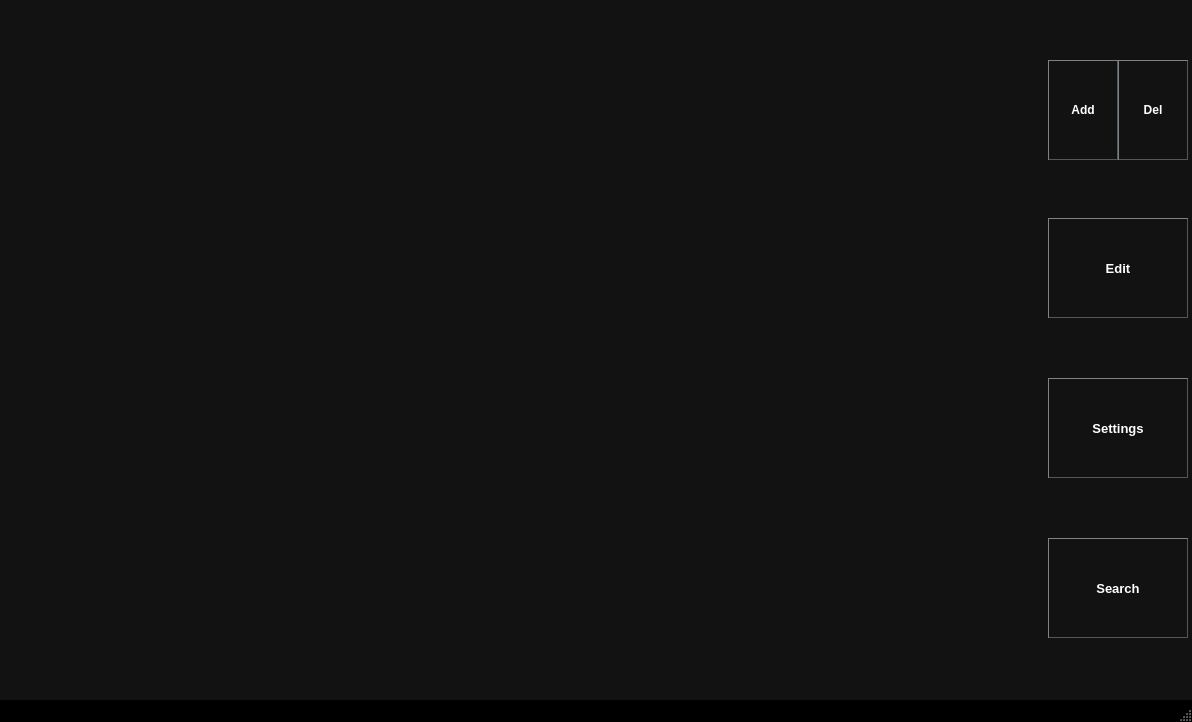
This is cycle_3_code/mainwindow.ui in KostasBiris/Video-Editing-Application--Cpp as Qt 5 draws it before an edit. The edited form follows.
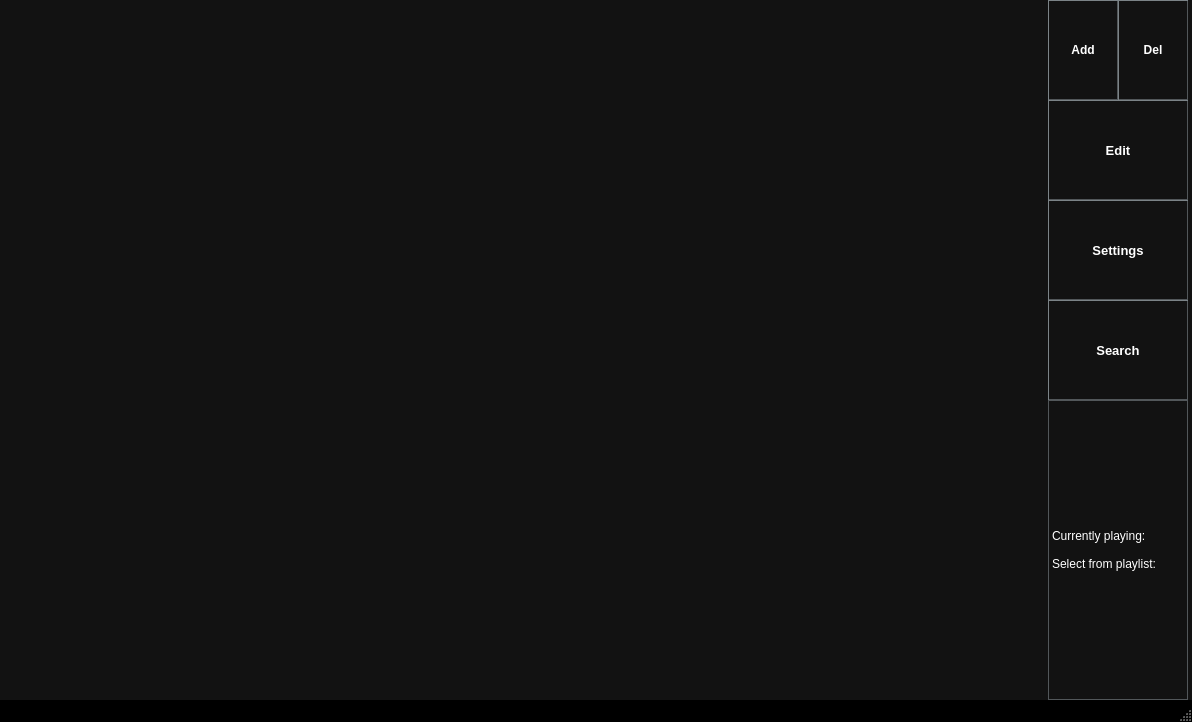
This is the edited form. Icons and pictures are not drawn.

Commit message: added play label

What changed in the file:
```diff
--- a/cycle_3_code/mainwindow.ui
+++ b/cycle_3_code/mainwindow.ui
@@ -547,22 +547,6 @@
       <property name="bottomMargin">
        <number>0</number>
       </property>
-      <item>
-       <spacer name="verticalSpacer_3">
-        <property name="orientation">
-         <enum>Qt::Vertical</enum>
-        </property>
-        <property name="sizeType">
-         <enum>QSizePolicy::Fixed</enum>
-        </property>
-        <property name="sizeHint" stdset="0">
-         <size>
-          <width>20</width>
-          <height>2</height>
-         </size>
-        </property>
-       </spacer>
-      </item>
       <item>
        <layout class="QHBoxLayout" name="horizontalLayout_2">
         <property name="spacing">
@@ -571,7 +555,7 @@
         <item>
          <widget class="QPushButton" name="addButton">
           <property name="sizePolicy">
-           <sizepolicy hsizetype="Minimum" vsizetype="Fixed">
+           <sizepolicy hsizetype="Fixed" vsizetype="Fixed">
             <horstretch>0</horstretch>
             <verstretch>0</verstretch>
            </sizepolicy>
@@ -616,7 +600,7 @@
         <item>
          <widget class="QPushButton" name="delButton">
           <property name="sizePolicy">
-           <sizepolicy hsizetype="Minimum" vsizetype="Fixed">
+           <sizepolicy hsizetype="Fixed" vsizetype="Fixed">
             <horstretch>70</horstretch>
             <verstretch>100</verstretch>
            </sizepolicy>
@@ -663,7 +647,7 @@
       <item>
        <widget class="QPushButton" name="pushButton_2">
         <property name="sizePolicy">
-         <sizepolicy hsizetype="Minimum" vsizetype="Fixed">
+         <sizepolicy hsizetype="Fixed" vsizetype="Fixed">
           <horstretch>0</horstretch>
           <verstretch>0</verstretch>
          </sizepolicy>
@@ -911,26 +895,10 @@
         </property>
        </widget>
       </item>
-      <item>
-       <spacer name="verticalSpacer_2">
-        <property name="orientation">
-         <enum>Qt::Vertical</enum>
-        </property>
-        <property name="sizeType">
-         <enum>QSizePolicy::Fixed</enum>
-        </property>
-        <property name="sizeHint" stdset="0">
-         <size>
-          <width>20</width>
-          <height>2</height>
-         </size>
-        </property>
-       </spacer>
-      </item>
       <item>
        <widget class="QPushButton" name="pushButton_5">
         <property name="sizePolicy">
-         <sizepolicy hsizetype="Minimum" vsizetype="Fixed">
+         <sizepolicy hsizetype="Fixed" vsizetype="Fixed">
           <horstretch>0</horstretch>
           <verstretch>0</verstretch>
          </sizepolicy>
@@ -1183,26 +1151,10 @@
         </property>
        </widget>
       </item>
-      <item>
-       <spacer name="verticalSpacer_4">
-        <property name="orientation">
-         <enum>Qt::Vertical</enum>
-        </property>
-        <property name="sizeType">
-         <enum>QSizePolicy::Fixed</enum>
-        </property>
-        <property name="sizeHint" stdset="0">
-         <size>
-          <width>20</width>
-          <height>2</height>
-         </size>
-        </property>
-       </spacer>
-      </item>
       <item>
        <widget class="QPushButton" name="searchButton">
         <property name="sizePolicy">
-         <sizepolicy hsizetype="Minimum" vsizetype="Fixed">
+         <sizepolicy hsizetype="Fixed" vsizetype="Fixed">
           <horstretch>0</horstretch>
           <verstretch>0</verstretch>
          </sizepolicy>
@@ -1452,6 +1404,32 @@
         </property>
        </widget>
       </item>
+      <item>
+       <widget class="QLabel" name="label">
+        <property name="sizePolicy">
+         <sizepolicy hsizetype="Fixed" vsizetype="Minimum">
+          <horstretch>0</horstretch>
+          <verstretch>0</verstretch>
+         </sizepolicy>
+        </property>
+        <property name="minimumSize">
+         <size>
+          <width>140</width>
+          <height>0</height>
+         </size>
+        </property>
+        <property name="styleSheet">
+         <string notr="true">QLabel{background-color:rgb(18, 18, 18);;
+                                             border-style: solid;
+                                             border-width:1px;
+                                            border-color: rgb(82, 87, 90);;
+                                         color: white}</string>
+        </property>
+        <property name="text">
+         <string>&lt;html&gt;&lt;head/&gt;&lt;body&gt;&lt;p&gt;Currently playing:&lt;br/&gt;&lt;br/&gt;Select from playlist:&lt;/p&gt;&lt;/body&gt;&lt;/html&gt;</string>
+        </property>
+       </widget>
+      </item>
      </layout>
     </item>
    </layout>
```
The commit also changes 4 other files.
